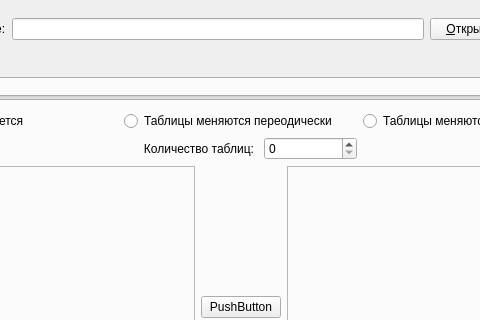
mdnight/ponycrypt, file mainwindow.ui: the form before one commit; both pictures show x 140 to 620 and y 0 to 320 of the 761 by 472 pixel window.
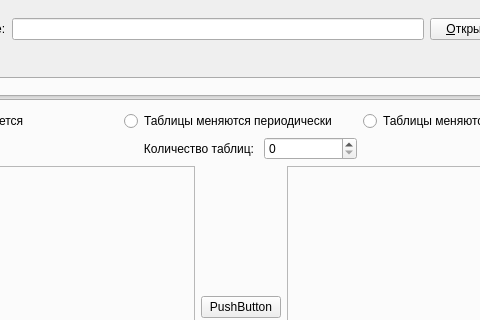
The form after the commit. The open tabs and pages were chosen to show the change.

Commit message: mainwindow.ui отредактирован онлайн на Bitbucket

```diff
--- a/mainwindow.ui
+++ b/mainwindow.ui
@@ -242,7 +242,7 @@
               <item>
                <widget class="QRadioButton" name="radioButton_2">
                 <property name="text">
-                 <string>Таблицы меняются переодически</string>
+                 <string>Таблицы меняются периодически</string>
                 </property>
                </widget>
               </item>
```
